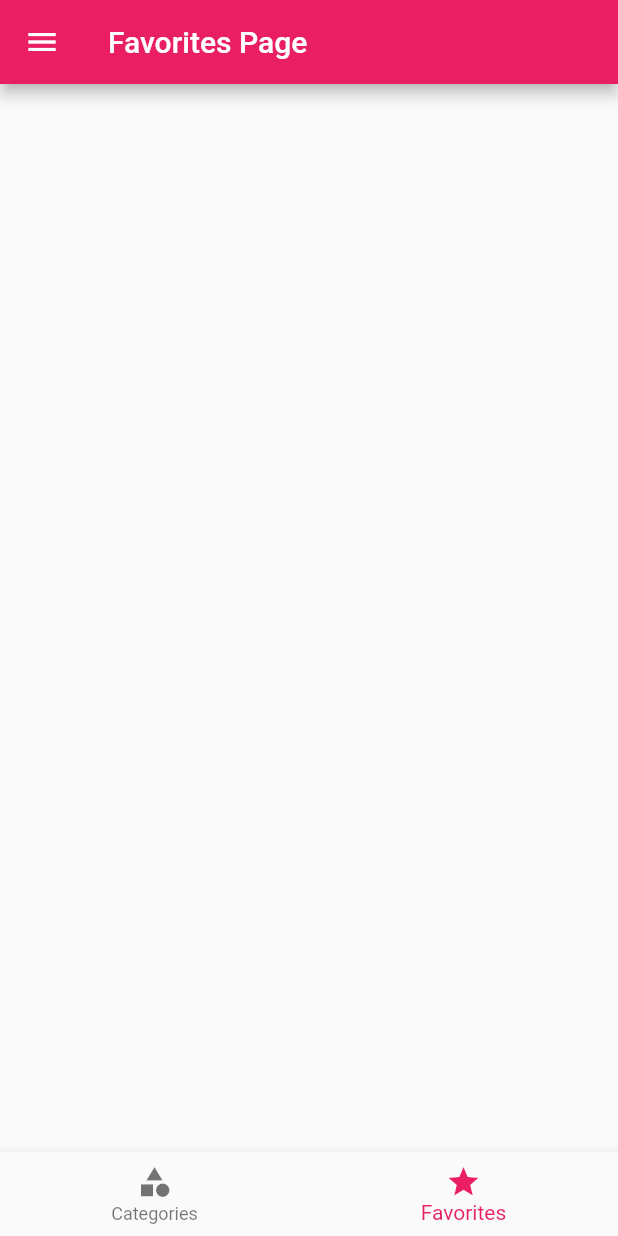
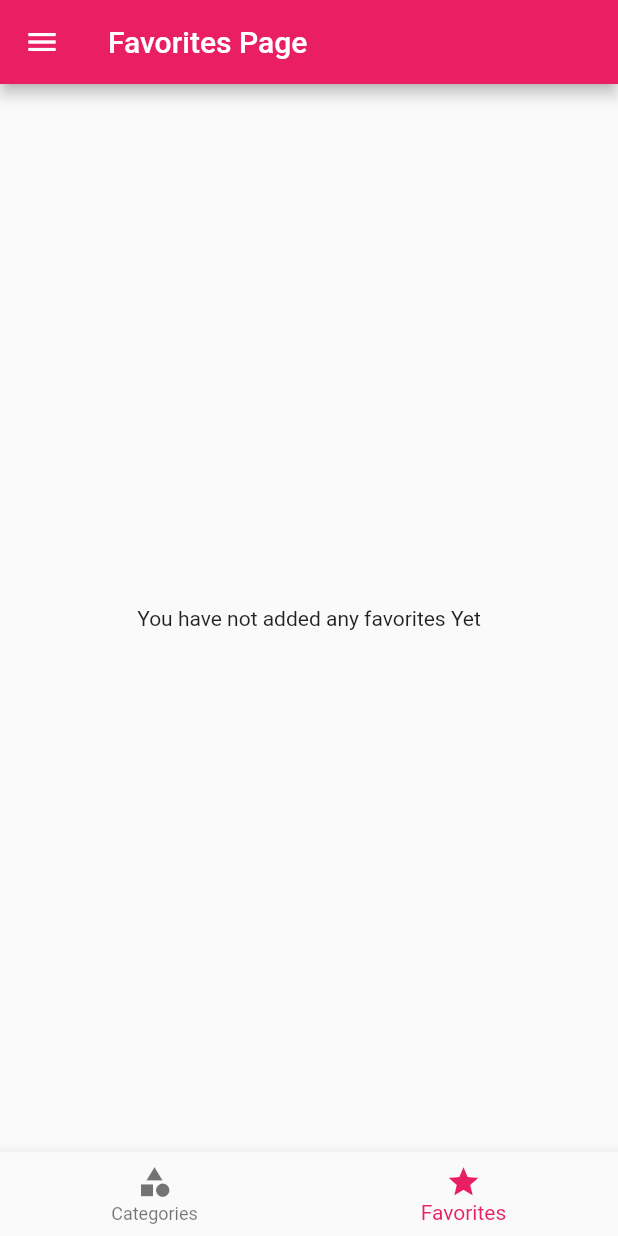
Before and after one commit to samarth-agrawal-86/meals_app, a Flutter app: the screen it shows after launch, swiped to page 2, on a phone screen of 412 x 824 dp. Run offline on Flutter 3.47's test engine with Material 2 defaults, Android fonts, the phone set to English and light mode, and no system bars.

Commit message:
favorites

```diff
--- a/lib/main.dart
+++ b/lib/main.dart
@@ -21,6 +21,8 @@ class MyApp extends StatefulWidget {
 }
 
 class _MyAppState extends State<MyApp> {
+  List<Meal> _favoriteMeals = [];
+
   List<Meal> _filteredMeals = DUMMY_MEALS;
   var _filters = {
     'glutten': false,
@@ -28,6 +30,28 @@ class _MyAppState extends State<MyApp> {
     'vegan': false,
     'vegetarian': false,
   };
+
+  bool _isFavorite(String id) {
+    return _favoriteMeals.any((meal) => meal.id == id);
+  }
+
+  void _toggleFavorite(String id) {
+    final searchIndex = _favoriteMeals.indexWhere((meal) => meal.id == id);
+    // if that meal is found in favorites then remove it
+    if (searchIndex >= 0) {
+      setState(() {
+        _favoriteMeals.removeAt(searchIndex);
+      });
+    }
+    // if that meal is not found in the favorites then add it
+    else {
+      setState(() {
+        _favoriteMeals.add(
+          DUMMY_MEALS.firstWhere((meal) => meal.id == id),
+        );
+      });
+    }
+  }
 
   void _applyFilters(Map<String, bool> appliedFilters) {
     setState(() {
@@ -68,11 +92,14 @@ class _MyAppState extends State<MyApp> {
       //home: const TabsPage(),
       initialRoute: '/',
       routes: {
-        '/': (ctx) => TabsPage(),
+        '/': (ctx) => TabsPage(favoriteMeals: _favoriteMeals),
         //CategoriesPage.routeName: (ctx) => CategoriesPage(),
         CategoryMealsPage.routeName: (ctx) =>
             CategoryMealsPage(availableMeals: _filteredMeals),
-        MealDetailsPage.routeName: (ctx) => MealDetailsPage(),
+        MealDetailsPage.routeName: (ctx) => MealDetailsPage(
+              favoriteHandler: _toggleFavorite,
+              isFavorite: _isFavorite,
+            ),
         //FavoritesPage.routeName: (ctx) => FavoritesPage(),
         FiltersPage.routeName: (ctx) => FiltersPage(
               filters: _filters,
--- a/lib/screens/favorites_page.dart
+++ b/lib/screens/favorites_page.dart
@@ -1,9 +1,13 @@
 import 'package:flutter/material.dart';
+import '../widgets/meal_item.dart';
 import '../widgets/main_drawer.dart';
+import '../models/meal.dart';
 
 class FavoritesPage extends StatelessWidget {
   static const routeName = '/favorites';
-  const FavoritesPage({Key? key}) : super(key: key);
+  List<Meal> favoriteMeals;
+
+  FavoritesPage({required this.favoriteMeals});
 
   @override
   Widget build(BuildContext context) {
@@ -12,6 +16,18 @@ class FavoritesPage extends StatelessWidget {
         title: Text('Favorites Page'),
       ),
       drawer: MainDrawer(),
+      body: favoriteMeals.isEmpty
+          ? Center(
+              child: Text('You have not added any favorites Yet'),
+            )
+          : ListView.builder(
+              itemCount: favoriteMeals.length,
+              itemBuilder: (ctx, index) {
+                final mealData = favoriteMeals[index];
+
+                return MealItemPage(mealData: mealData);
+              },
+            ),
     );
   }
 }
--- a/lib/screens/filters_page.dart
+++ b/lib/screens/filters_page.dart
@@ -46,7 +46,7 @@ class _FiltersPageState extends State<FiltersPage> {
                 widget.filterHandler(appliedFilters);
               });
             },
-            icon: Icon(Icons.save),
+            icon: const Icon(Icons.save),
           ),
         ],
       ),
--- a/lib/screens/tabs_page.dart
+++ b/lib/screens/tabs_page.dart
@@ -1,9 +1,12 @@
 import 'package:flutter/material.dart';
 import './categories_page.dart';
 import './favorites_page.dart';
+import '../models/meal.dart';
 
 class TabsPage extends StatefulWidget {
-  const TabsPage({Key? key}) : super(key: key);
+  final List<Meal> favoriteMeals;
+
+  TabsPage({required this.favoriteMeals});
 
   @override
   _TabsPageState createState() => _TabsPageState();
@@ -24,9 +27,11 @@ class _TabsPageState extends State<TabsPage> {
             pageIndex = value;
           });
         },
-        children: const [
+        children: [
           CategoriesPage(),
-          FavoritesPage(),
+          FavoritesPage(
+            favoriteMeals: widget.favoriteMeals,
+          ),
         ],
       ),
       bottomNavigationBar: BottomNavigationBar(
```
Also changed, not shown: lib/screens/meal_details_page.dart (+12 -1 lines), 1 other file.
